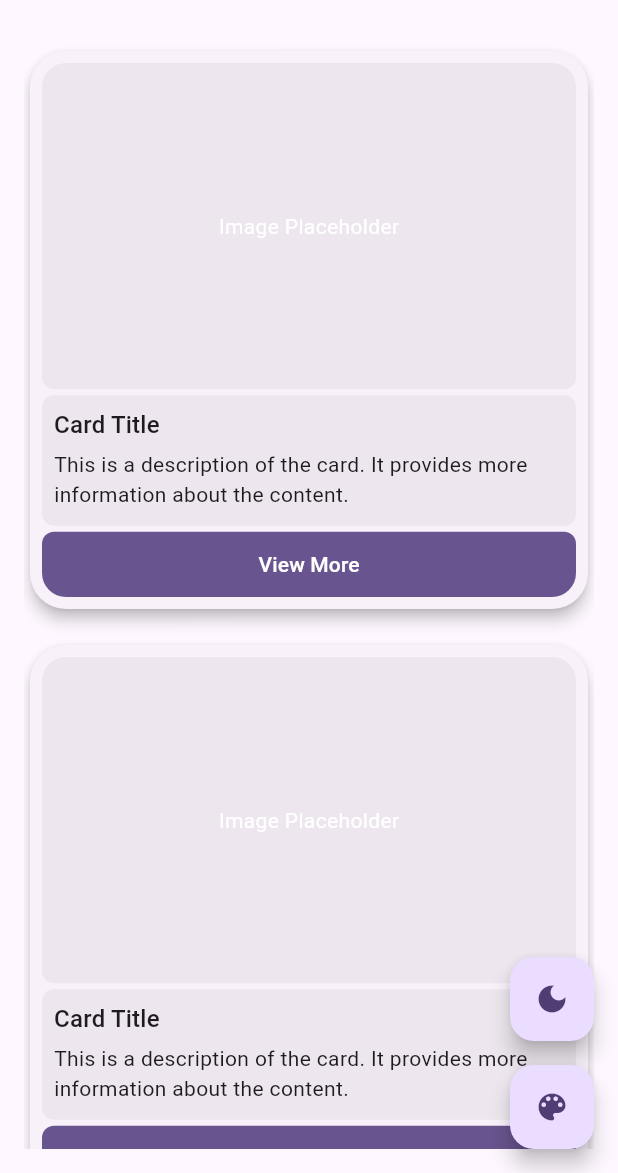
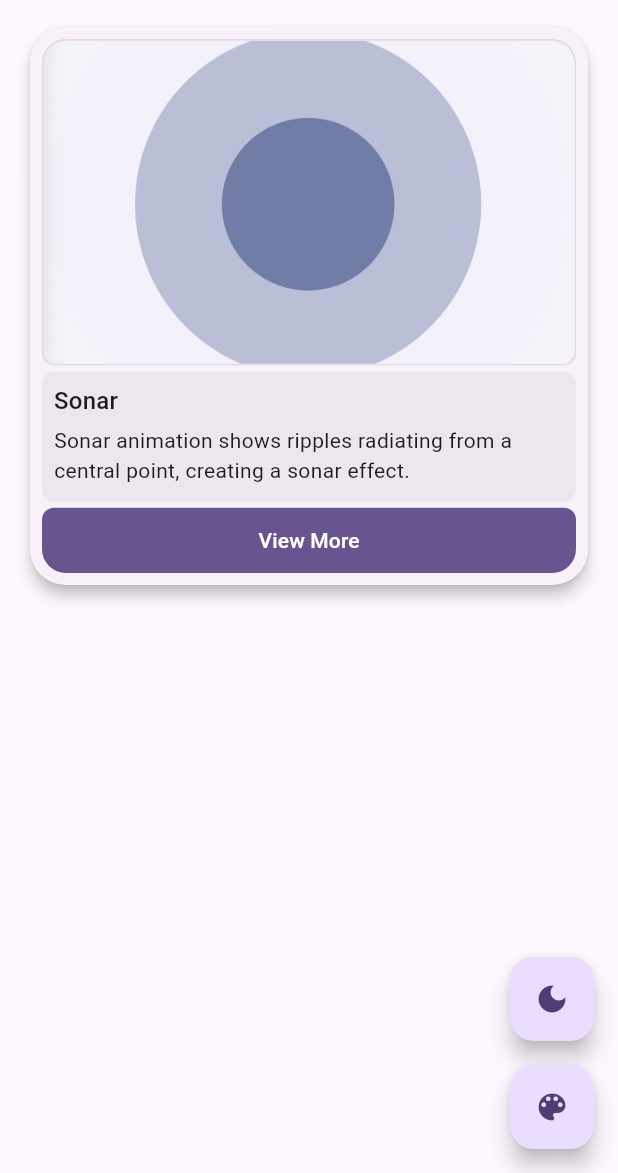
Before and after one commit to niemtec/playground, a Flutter app: the screen it shows after launch, on a phone screen of 412 x 824 dp, the part 63-1236 px from its top. Run offline on Flutter 3.47's test engine with Material 3 defaults, Android fonts, the light colour scheme and no system bars; our stand-ins replace flutter_colorpicker.

Commit message:
feat: Add demo widget preview and landing page
- Implemented DemoWidgetPreviewPage to showcase demo entities with animations.
- Created LandingPage to display a grid of demo entities using LandingPageCardWidget.
- Added LandingPageCardWidget for individual demo entity cards with image, title, and description.
- Introduced constants for styling (kCornerRadius, kBasePadding, kBaseSpacing).
- Defined DemoEntity enum to manage demo entities and their properties.
- Updated Podfiles for iOS and macOS to ensure compatibility with Flutter.

```diff
--- /dev/null
+++ b/lib/core/demo_widget_preview_page.dart
@@ -0,0 +1,64 @@
+import 'package:flutter/material.dart';
+import 'package:playground/demo_widgets/sonar_animation.dart';
+import 'package:playground/entities/constants.dart';
+import 'package:playground/entities/demo_entity.dart';
+import 'package:url_launcher/url_launcher.dart';
+
+class DemoWidgetPreviewPage extends StatelessWidget {
+  final DemoEntity demoEntity;
+  const DemoWidgetPreviewPage({required this.demoEntity, super.key});
+
+  @override
+  Widget build(BuildContext context) {
+    return Padding(
+      padding: EdgeInsets.all(kBasePadding),
+      child: Column(
+        spacing: kBaseSpacing,
+
+        children: [
+          Row(
+            mainAxisAlignment: MainAxisAlignment.spaceBetween,
+            children: [
+              Text(demoEntity.name, style: Theme.of(context).textTheme.headlineMedium),
+              IconButton(onPressed: () => Navigator.pop(context), icon: Icon(Icons.close)),
+            ],
+          ),
+          Row(children: [Text(demoEntity.description)]),
+          Expanded(
+            child: LayoutBuilder(
+              builder: (context, constraints) {
+                return Container(
+                  decoration: BoxDecoration(
+                    borderRadius: BorderRadius.all(Radius.circular(kCornerRadius)),
+                    color: Theme.of(context).colorScheme.surfaceContainerHigh,
+                  ),
+                  child: switch (demoEntity) {
+                    DemoEntity.sonar => SonarAnimation(
+                      color: Theme.of(context).primaryColor,
+                      maxRadius: constraints.maxWidth / 2,
+                    ),
+                  },
+                );
+              },
+            ),
+          ),
+          FilledButton(
+            onPressed: () {
+              debugPrint(demoEntity.getCodeSampleUrl);
+              launchUrl(
+                Uri.parse(demoEntity.getCodeSampleUrl),
+                mode: LaunchMode.externalApplication,
+              );
+            },
+            style: FilledButton.styleFrom(
+              shape: RoundedRectangleBorder(
+                borderRadius: BorderRadius.all(Radius.circular(kCornerRadius)),
+              ),
+            ),
+            child: Row(children: [Icon(Icons.code), Spacer(), Text("View Code Sample")]),
+          ),
+        ],
+      ),
+    );
+  }
+}
--- a/lib/landing_page/landing_page.dart
+++ b/lib/core/landing_page.dart
@@ -1,5 +1,6 @@
 import 'package:flutter/material.dart';
-import 'package:playground/landing_page/landing_page_card_widget.dart';
+import 'package:playground/entities/demo_entity.dart';
+import 'package:playground/core/landing_page_card_widget.dart';
 
 class LandingPage extends StatefulWidget {
   const LandingPage({super.key});
@@ -15,16 +16,16 @@ class _LandingPageState extends State<LandingPage> {
     final isSmallScreen = screenWidth < 600;
 
     return Padding(
-      padding: const EdgeInsets.all(16.0),
+      padding: const EdgeInsets.symmetric(horizontal: 16.0),
       child: GridView.builder(
         gridDelegate: SliverGridDelegateWithFixedCrossAxisCount(
           crossAxisCount: isSmallScreen ? 1 : 2,
           crossAxisSpacing: 16.0,
           mainAxisSpacing: 16.0,
         ),
-        itemCount: 10, // Example: 10 cards
+        itemCount: DemoEntity.values.length,
         itemBuilder: (context, index) {
-          return LandingPageCardWidget();
+          return LandingPageCardWidget(demoEntity: DemoEntity.values[index]);
         },
       ),
     );
--- /dev/null
+++ b/lib/core/landing_page_card_widget.dart
@@ -0,0 +1,166 @@
+import 'package:flutter/material.dart';
+import 'package:playground/core/demo_widget_preview_page.dart';
+import 'package:playground/entities/constants.dart';
+import 'package:playground/entities/demo_entity.dart';
+
+class LandingPageCardWidget extends StatelessWidget {
+  final DemoEntity demoEntity;
+  const LandingPageCardWidget({required this.demoEntity, super.key});
+
+  @override
+  Widget build(BuildContext context) {
+    return Card(
+      elevation: 4.0,
+      shape: RoundedRectangleBorder(
+        borderRadius: BorderRadius.all(Radius.circular(kCornerRadius + kBasePadding)),
+      ),
+      child: Padding(
+        padding: EdgeInsets.all(kBasePadding),
+        child: Column(
+          spacing: kBaseSpacing,
+          children: [
+            Expanded(
+              flex: 5,
+              child: _imageWidget(
+                imageUrl: demoEntity.getImageUrl,
+                cornerRadius: kCornerRadius,
+                kBasePadding: kBasePadding,
+                context: context,
+              ),
+            ),
+            Expanded(
+              flex: 2,
+              child: _cardTitleAndDescriptionWidget(
+                title: demoEntity.name,
+                description: demoEntity.description,
+                cornerRadius: kCornerRadius,
+                kBasePadding: kBasePadding,
+                context: context,
+              ),
+            ),
+            Expanded(
+              flex: 1,
+              child: _buttonWidget(
+                onPressed:
+                    () => showModalBottomSheet(
+                      context: context,
+                      isScrollControlled: true,
+                      shape: RoundedRectangleBorder(
+                        borderRadius: BorderRadius.all(Radius.circular(kCornerRadius)),
+                      ),
+                      builder:
+                          (context) => SizedBox(
+                            height:
+                                MediaQuery.of(context).size.height * 0.9, // 90% of screen height
+                            child: DemoWidgetPreviewPage(demoEntity: demoEntity),
+                          ),
+                    ),
+                cornerRadius: kCornerRadius,
+                kBasePadding: kBasePadding,
+                context: context,
+              ),
+            ),
+          ],
+        ),
+      ),
+    );
+  }
+}
+
+Widget _imageWidget({
+  required String imageUrl,
+  required double cornerRadius,
+  required double kBasePadding,
+  required BuildContext context,
+}) {
+  return Container(
+    width: double.infinity,
+    height: double.infinity,
+    decoration: BoxDecoration(
+      border: Border.all(color: Theme.of(context).colorScheme.outline.withAlpha(25), width: 1.0),
+      borderRadius: BorderRadius.only(
+        topLeft: Radius.circular(cornerRadius),
+        topRight: Radius.circular(cornerRadius),
+        bottomLeft: Radius.circular(cornerRadius / 2),
+        bottomRight: Radius.circular(cornerRadius / 2),
+      ),
+      color: Theme.of(context).colorScheme.surfaceContainerHigh,
+    ),
+    child: ClipRRect(
+      borderRadius: BorderRadius.only(
+        topLeft: Radius.circular(cornerRadius),
+        topRight: Radius.circular(cornerRadius),
+        bottomLeft: Radius.circular(cornerRadius / 2),
+        bottomRight: Radius.circular(cornerRadius / 2),
+      ),
+      child: Image.asset(imageUrl, fit: BoxFit.cover),
+    ),
+  );
+}
+
+Widget _cardTitleAndDescriptionWidget({
+  required String title,
+  required String description,
+  required double cornerRadius,
+  required double kBasePadding,
+  required BuildContext context,
+}) {
+  return Container(
+    decoration: BoxDecoration(
+      borderRadius: BorderRadius.all(Radius.circular(cornerRadius / 2)),
+      color: Theme.of(context).colorScheme.surfaceContainerHigh,
+    ),
+    width: double.infinity,
+    height: double.infinity,
+    child: Padding(
+      padding: EdgeInsets.all(kBasePadding),
+      child: LayoutBuilder(
+        builder: (context, constraints) {
+          return SingleChildScrollView(
+            child: Column(
+              crossAxisAlignment: CrossAxisAlignment.start,
+              children: [
+                Text(
+                  title,
+                  style: Theme.of(context).textTheme.titleMedium,
+                  overflow: TextOverflow.ellipsis,
+                ),
+                const SizedBox(height: 4.0),
+                Text(
+                  description,
+                  overflow: TextOverflow.ellipsis,
+                  maxLines:
+                      (constraints.maxHeight ~/ Theme.of(context).textTheme.bodyMedium!.fontSize!)
+                          .toInt(),
+                ),
+              ],
+            ),
+          );
+        },
+      ),
+    ),
+  );
+}
+
+Widget _buttonWidget({
+  required Function() onPressed,
+  required double cornerRadius,
+  required double kBasePadding,
+  required BuildContext context,
+}) {
+  return FilledButton(
+    onPressed: onPressed,
+    style: FilledButton.styleFrom(
+      shape: RoundedRectangleBorder(
+        borderRadius: BorderRadius.only(
+          topLeft: Radius.circular(cornerRadius / 2),
+          topRight: Radius.circular(cornerRadius / 2),
+          bottomLeft: Radius.circular(cornerRadius),
+          bottomRight: Radius.circular(cornerRadius),
+        ),
+      ),
+      minimumSize: Size(double.infinity, double.infinity),
+    ),
+    child: Text("View More"),
+  );
+}
--- a/lib/demo_widgets/slider_card_widget.dart
+++ b/lib/demo_widgets/slider_card_widget.dart
@@ -19,7 +19,7 @@ class SliderCardWidget extends StatelessWidget {
           BoxShadow(
             color: Theme.of(context).shadowColor.withAlpha(32),
             blurRadius: 16.0,
-            offset: Offset(0, 4), // changes position of shadow
+            offset: Offset(0, 4),
           ),
         ],
       ),
--- a/lib/demo_widgets/sonar_animation.dart
+++ b/lib/demo_widgets/sonar_animation.dart
@@ -2,8 +2,8 @@ import 'package:flutter/material.dart';
 
 class SonarAnimation extends StatefulWidget {
   const SonarAnimation({
-    required this.child,
-    this.color = Colors.black,
+    this.child,
+    this.color = Colors.deepPurple,
     this.delay = Duration.zero,
     this.minRadius = 0,
     this.maxRadius = 500,
@@ -13,7 +13,7 @@ class SonarAnimation extends StatefulWidget {
   });
 
   ///[Widget] this widget will placed at center of the animation
-  final Widget child;
+  final Widget? child;
 
   ///[Duration] delay of the animation
   final Duration delay;
--- /dev/null
+++ b/lib/entities/constants.dart
@@ -0,0 +1,3 @@
+final double kCornerRadius = 16.0;
+final double kBasePadding = 8.0;
+final double kBaseSpacing = 4.0;
--- /dev/null
+++ b/lib/entities/demo_entity.dart
@@ -0,0 +1,20 @@
+enum DemoEntity {
+  sonar(
+    name: "Sonar",
+    description:
+        "Sonar animation shows ripples radiating from a central point, creating a sonar effect.",
+    rawFilename: "sonar",
+  );
+
+  const DemoEntity({required this.name, required this.description, required String rawFilename})
+    : _rawFilename = rawFilename;
+
+  final String name;
+  final String description;
+  final String _rawFilename;
+
+  String get getImageUrl => "assets/images/$_rawFilename.png";
+
+  String get getCodeSampleUrl =>
+      "https://github.com/niemtec/playground/blob/main/lib/demo_widgets/$_rawFilename.dart";
+}
--- a/lib/landing_page/landing_page_card_widget.dart
+++ /dev/null
@@ -1,109 +0,0 @@
-import 'package:flutter/material.dart';
-
-class LandingPageCardWidget extends StatelessWidget {
-  const LandingPageCardWidget({super.key});
-
-  @override
-  Widget build(BuildContext context) {
-    final double baseRadius = 16.0;
-    final double basePadding = 8.0;
-    return Card(
-      elevation: 4.0,
-      shape: RoundedRectangleBorder(
-        borderRadius: BorderRadius.all(Radius.circular(baseRadius + basePadding)),
-      ),
-      child: Padding(
-        padding: EdgeInsets.all(basePadding),
-        child: Column(
-          spacing: basePadding / 2,
-          children: [
-            Expanded(flex: 5, child: _imageWidget(baseRadius, basePadding, context)),
-            Expanded(
-              flex: 2,
-              child: _cardTitleAndDescriptionWidget(baseRadius, basePadding, context),
-            ),
-            Expanded(flex: 1, child: _buttonWidget(baseRadius, basePadding, context)),
-          ],
-        ),
-      ),
-    );
-  }
-}
-
-Widget _imageWidget(double cornerRadius, double basePadding, BuildContext context) {
-  return Container(
-    width: double.infinity,
-    height: double.infinity,
-    decoration: BoxDecoration(
-      borderRadius: BorderRadius.only(
-        topLeft: Radius.circular(cornerRadius),
-        topRight: Radius.circular(cornerRadius),
-        bottomLeft: Radius.circular(cornerRadius / 2),
-        bottomRight: Radius.circular(cornerRadius / 2),
-      ),
-      color: Theme.of(context).colorScheme.surfaceContainerHigh,
-    ),
-    child: Padding(
-      padding: EdgeInsets.all(basePadding),
-      child: const Center(child: Text('Image Placeholder', style: TextStyle(color: Colors.white))),
-    ),
-  );
-}
-
-Widget _cardTitleAndDescriptionWidget(
-  double cornerRadius,
-  double basePadding,
-  BuildContext context,
-) {
-  return Container(
-    decoration: BoxDecoration(
-      borderRadius: BorderRadius.all(Radius.circular(cornerRadius / 2)),
-      color: Theme.of(context).colorScheme.surfaceContainerHigh,
-    ),
-    child: Padding(
-      padding: EdgeInsets.all(basePadding),
-      child: LayoutBuilder(
-        builder: (context, constraints) {
-          return SingleChildScrollView(
-            child: Column(
-              crossAxisAlignment: CrossAxisAlignment.start,
-              children: [
-                Text(
-                  'Card Title',
-                  style: Theme.of(context).textTheme.titleMedium,
-                  overflow: TextOverflow.ellipsis,
-                ),
-                const SizedBox(height: 4.0),
-                Text(
-                  'This is a description of the card. It provides more information about the content.',
-                  overflow: TextOverflow.ellipsis,
-                  maxLines:
-                      (constraints.maxHeight ~/ Theme.of(context).textTheme.bodyMedium!.fontSize!)
-                          .toInt(),
-                ),
-              ],
-            ),
-          );
-        },
-      ),
-    ),
-  );
-}
-
-Widget _buttonWidget(double cornerRadius, double basePadding, BuildContext context) {
-  return FilledButton(
-    onPressed: () {},
-    style: FilledButton.styleFrom(
-      shape: RoundedRectangleBorder(
-        borderRadius: BorderRadius.only(
-          topLeft: Radius.circular(cornerRadius - basePadding),
-          topRight: Radius.circular(cornerRadius - basePadding),
-          bottomLeft: Radius.circular(cornerRadius),
-          bottomRight: Radius.circular(cornerRadius),
-        ),
-      ),
-      minimumSize: Size(double.infinity, double.infinity),
-    ),
-    child: Text("View More"),
-  );
-}
--- a/lib/main.dart
+++ b/lib/main.dart
@@ -1,6 +1,6 @@
 import 'package:flutter/material.dart';
 import 'package:flutter_colorpicker/flutter_colorpicker.dart';
-import 'package:playground/landing_page/landing_page.dart';
+import 'package:playground/core/landing_page.dart';
 
 void main() {
   runApp(MyApp());
@@ -63,7 +63,8 @@ class HomeScreen extends StatelessWidget {
 
   @override
   Widget build(BuildContext context) {
-    return Scaffold(
+    return SafeArea(
+      child: Scaffold(
         appBar: AppBar(title: Text('Playground')),
         body: Center(child: LandingPage()),
         floatingActionButton: Column(
@@ -77,13 +78,17 @@ class HomeScreen extends StatelessWidget {
                 color: Theme.of(context).colorScheme.onPrimaryContainer,
               ),
             ),
-          SizedBox(height: 16),
+            SizedBox(height: 16.0),
             FloatingActionButton(
               heroTag: 'pick_color',
-            child: Icon(Icons.color_lens, color: Theme.of(context).colorScheme.onPrimaryContainer),
+              child: Icon(
+                Icons.color_lens,
+                color: Theme.of(context).colorScheme.onPrimaryContainer,
+              ),
               onPressed: () => _showColorPickerDialog(context),
             ),
           ],
+        ),
       ),
     );
   }
```
Also changed, not shown: pubspec.yaml (+5 -70 lines), assets/images/sonar.png (added), 6 other files. Lines whose indentation alone changed are shown as unchanged.
